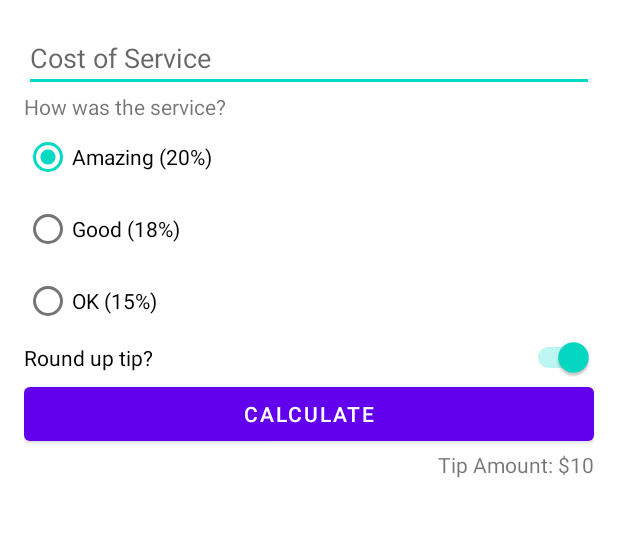
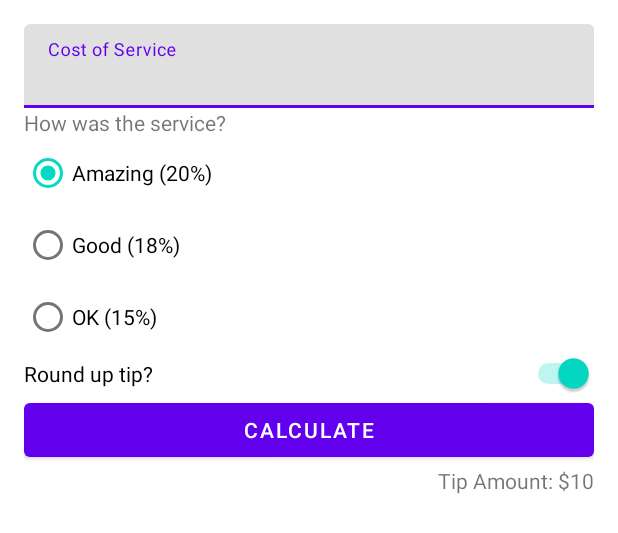
Before and after one commit to app2641/tip_time_app, an Android app: the layout activity_main.xml on its own in the app's theme, with its tools: preview values and no code run, on a phone screen of 412 x 824 dp. Shown: the top 533 px of the screen. Run offline under Robolectric (Android 15) with nearby library versions, the phone set to English and light mode, and no system bars.

Commit message:
Use material design

```diff
--- a/app/src/main/java/com/example/tiptime/MainActivity.kt
+++ b/app/src/main/java/com/example/tiptime/MainActivity.kt
@@ -18,7 +18,7 @@ class MainActivity : AppCompatActivity() {
     }
 
     private fun calculateTips() {
-        val stringInTextField = binding.costOfService.text.toString()
+        val stringInTextField = binding.costOfServiceEditText.text.toString()
         val cost = stringInTextField.toDoubleOrNull()
         if (cost == null || cost == 0.0) {
             displayTip(0.0)
--- a/app/src/main/res/layout/activity_main.xml
+++ b/app/src/main/res/layout/activity_main.xml
@@ -7,14 +7,22 @@
     android:padding="16dp"
     tools:context=".MainActivity">
 
-    <EditText
+    <com.google.android.material.textfield.TextInputLayout
         android:id="@+id/cost_of_service"
         android:layout_width="match_parent"
         android:layout_height="wrap_content"
         android:hint="@string/cost_of_service"
         android:inputType="numberDecimal"
         app:layout_constraintStart_toStartOf="parent"
-        app:layout_constraintTop_toTopOf="parent" />
+        app:layout_constraintTop_toTopOf="parent" >
+
+        <com.google.android.material.textfield.TextInputEditText
+            android:id="@+id/cost_of_service_edit_text"
+            android:layout_width="match_parent"
+            android:layout_height="wrap_content"
+            android:inputType="numberDecimal" />
+
+    </com.google.android.material.textfield.TextInputLayout>
 
     <TextView
         android:id="@+id/service_question"
```
